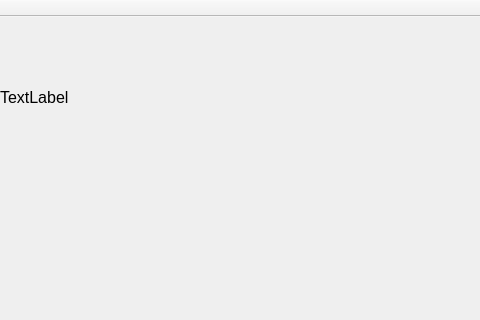
This is mainwindow.ui in Boosting/qt-eyeblink-workshop as Qt 5 draws it before an edit; both pictures show x 220 to 700 and y 0 to 320 of the 1099 by 742 pixel window. The edited form follows.
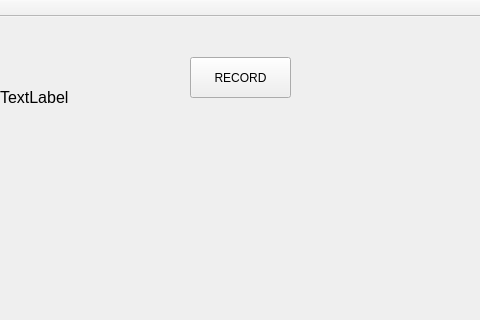
This is the edited form. Custom widgets are drawn as their Qt base class.

What changed in the file:
```diff
--- a/mainwindow.ui
+++ b/mainwindow.ui
@@ -125,6 +125,19 @@
      <string>MANUAL REINIT</string>
     </property>
    </widget>
+   <widget class="QPushButton" name="pushButton_6">
+    <property name="geometry">
+     <rect>
+      <x>410</x>
+      <y>40</y>
+      <width>101</width>
+      <height>41</height>
+     </rect>
+    </property>
+    <property name="text">
+     <string>RECORD</string>
+    </property>
+   </widget>
   </widget>
   <widget class="QMenuBar" name="menuBar">
    <property name="geometry">
```
Left out of the diff: 2 changed lines with no effect on the pictures.
